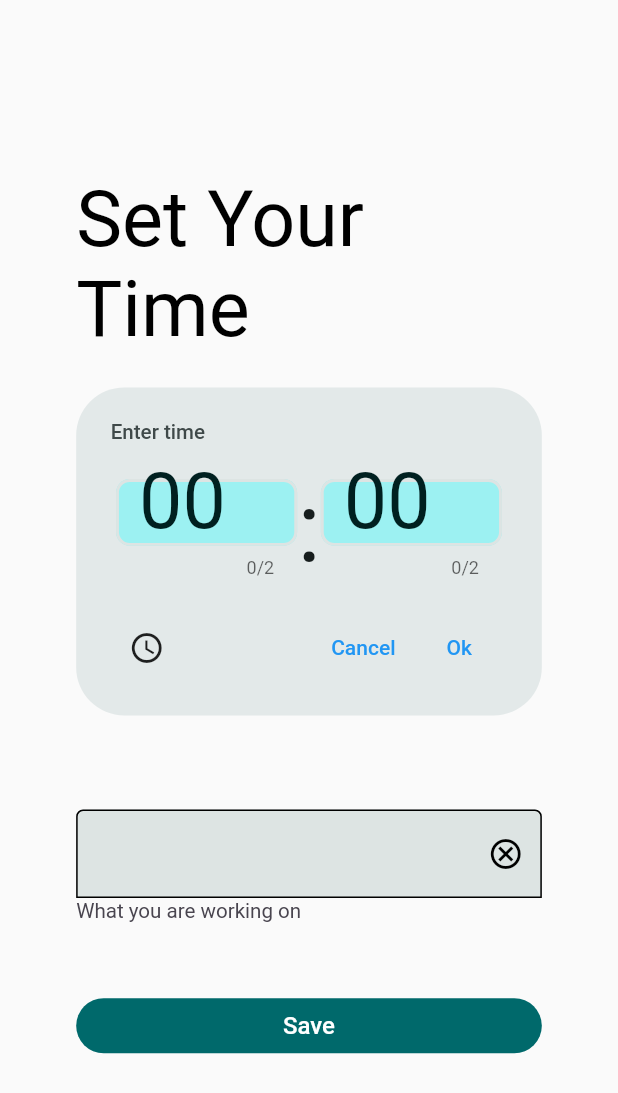
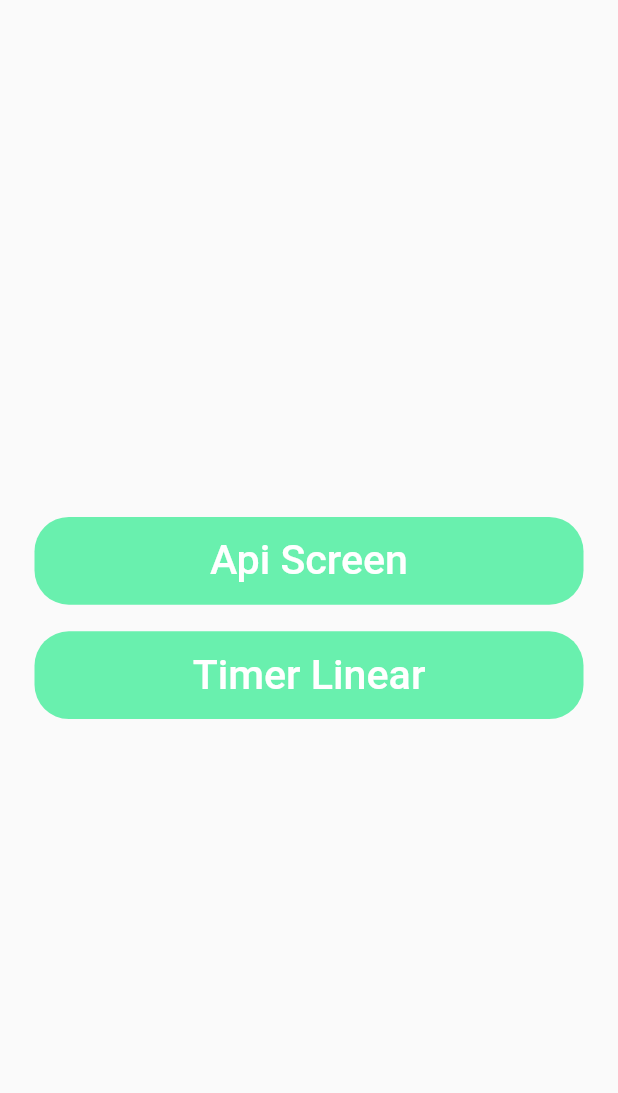
Before and after one commit to ShohjahonMurodov/default_homework_project, a Flutter app: the screen it shows after launch, on a phone screen of 412 x 824 dp. Shown: the top 1093 px of the screen. Run offline on Flutter 3.47's test engine with Material 3 defaults, Android fonts, the light colour scheme and no system bars; our stand-ins replace flutter_bloc, flutter_screenutil, shared_preferences.

Commit message:
Ertaga ozgartirish kiritiman :)

```diff
--- /dev/null
+++ b/lib/controller_screen.dart
@@ -0,0 +1,88 @@
+import 'package:flutter/material.dart';
+import 'package:flutter_screenutil/flutter_screenutil.dart';
+import 'package:homework/screens/api/api_screen.dart';
+import 'package:homework/screens/set_time/set_time_screen.dart';
+import 'package:homework/utils/size_utils.dart';
+
+class ControllerScreen extends StatefulWidget {
+  const ControllerScreen({super.key});
+
+  @override
+  State<ControllerScreen> createState() => _ControllerScreenState();
+}
+
+class _ControllerScreenState extends State<ControllerScreen> {
+  @override
+  Widget build(BuildContext context) {
+    width = MediaQuery.of(context).size.width;
+    height = MediaQuery.of(context).size.height;
+
+    return Scaffold(
+      body: Padding(
+        padding: EdgeInsets.symmetric(horizontal: 24.w),
+        child: Column(
+          mainAxisAlignment: MainAxisAlignment.center,
+          children: [
+            SizedBox(
+              width: double.infinity,
+              child: TextButton(
+                style: TextButton.styleFrom(
+                  backgroundColor: Colors.greenAccent,
+                  padding: EdgeInsets.symmetric(vertical: 15.h),
+                  shape: RoundedRectangleBorder(
+                    borderRadius: BorderRadius.circular(20.r),
+                  ),
+                ),
+                onPressed: () {
+                  Navigator.push(
+                    context,
+                    MaterialPageRoute(
+                      builder: (context) => const ApiScreen(),
+                    ),
+                  );
+                },
+                child: Text(
+                  "Api Screen",
+                  style: TextStyle(
+                    color: Colors.white,
+                    fontSize: 24.sp,
+                    fontWeight: FontWeight.w500,
+                  ),
+                ),
+              ),
+            ),
+            20.getH(),
+            SizedBox(
+              width: double.infinity,
+              child: TextButton(
+                style: TextButton.styleFrom(
+                  backgroundColor: Colors.greenAccent,
+                  padding: EdgeInsets.symmetric(vertical: 15.h),
+                  shape: RoundedRectangleBorder(
+                    borderRadius: BorderRadius.circular(20.r),
+                  ),
+                ),
+                onPressed: () {
+                  Navigator.push(
+                    context,
+                    MaterialPageRoute(
+                      builder: (context) => const SetTimeScreen(),
+                    ),
+                  );
+                },
+                child: Text(
+                  "Timer Linear",
+                  style: TextStyle(
+                    color: Colors.white,
+                    fontSize: 24.sp,
+                    fontWeight: FontWeight.w500,
+                  ),
+                ),
+              ),
+            ),
+          ],
+        ),
+      ),
+    );
+  }
+}
--- /dev/null
+++ b/lib/data/models/network_response.dart
@@ -0,0 +1,6 @@
+class NetworkResponse {
+  NetworkResponse({this.errorText = "", this.data});
+
+  String errorText;
+  dynamic data;
+}
--- a/lib/main.dart
+++ b/lib/main.dart
@@ -2,8 +2,9 @@ import 'package:flutter/material.dart';
 import 'package:flutter/services.dart';
 import 'package:flutter_bloc/flutter_bloc.dart';
 import 'package:flutter_screenutil/flutter_screenutil.dart';
+import 'package:homework/controller_screen.dart';
+import 'package:homework/cubit/banks/bank_cubit.dart';
 import 'package:homework/cubit/timer/timer_cubit.dart';
-import 'package:homework/screens/set_time/set_time_screen.dart';
 
 void main() async {
   WidgetsFlutterBinding.ensureInitialized();
@@ -17,6 +18,7 @@ void main() async {
     MultiBlocProvider(
       providers: [
         BlocProvider(create: (_) => TimerCubit()),
+        BlocProvider(create: (_) => BankCubit()..fetchBanks()),
       ],
       child: const MyApp(),
     ),
@@ -40,7 +42,7 @@ class _MyAppState extends State<MyApp> {
         return MaterialApp(
           debugShowCheckedModeBanner: false,
           theme: ThemeData(useMaterial3: false),
-          home: const SetTimeScreen(),
+          home: const ControllerScreen(),
         );
       },
     );
--- a/lib/utils/app_images.dart
+++ b/lib/utils/app_images.dart
@@ -1,3 +1,4 @@
 class AppImages{
   static const String lock = "assets/images/lock.png";
+  static const String avatar = "assets/images/avatar.png";
 }
--- a/pubspec.yaml
+++ b/pubspec.yaml
@@ -64,9 +64,9 @@ flutter:
   uses-material-design: true
 
   # To add assets to your application, add an assets section, like this:
-  # assets:
-  #   - images/a_dot_burr.jpeg
-  #   - images/a_dot_ham.jpeg
+  assets:
+    - images/a_dot_burr.jpeg
+    - images/a_dot_ham.jpeg
 
   # An image asset can refer to one or more resolution-specific "variants", see
   # https://flutter.dev/assets-and-images/#resolution-aware
```
Also changed, not shown: lib/cubit/banks/bank_cubit.dart (added, +22 -0 lines), lib/cubit/banks/bank_state.dart (added, +19 -0 lines), lib/data/models/bank_models.dart (added, +65 -0 lines), lib/data/provider/api_provider.dart (added, +28 -0 lines), lib/screens/api/api_screen.dart (added, +108 -0 lines), lib/screens/start_time/start_time_screen.dart (+20 -10 lines), assets/images/avatar.png (added), assets/images/lock.png (deleted).
